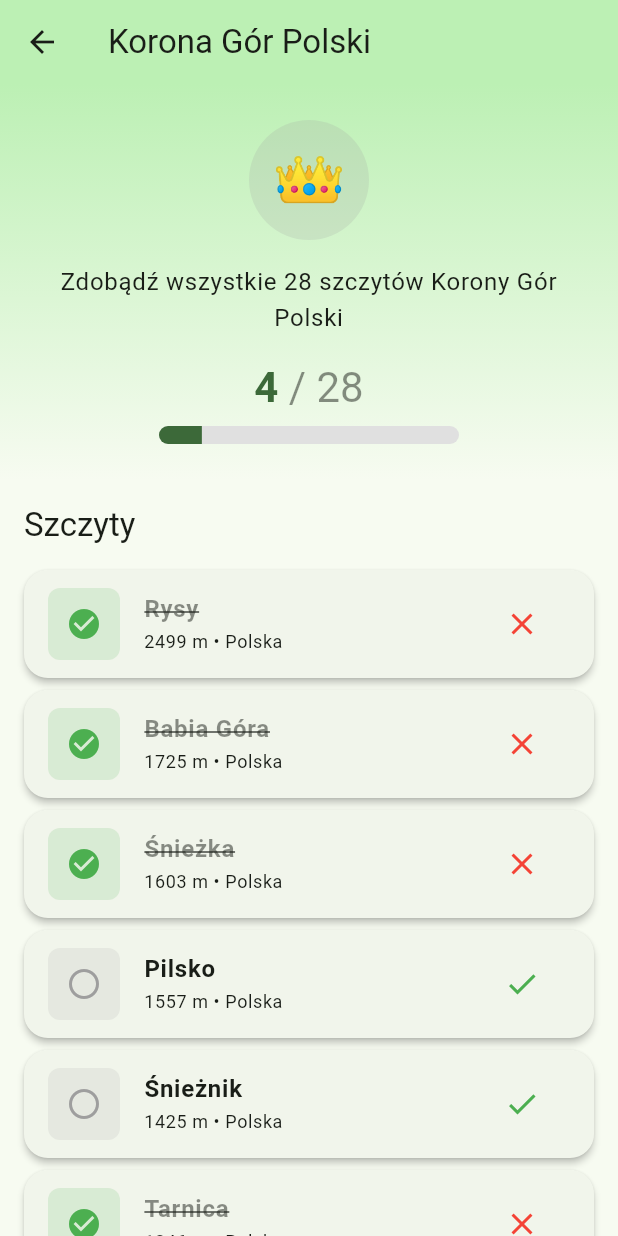
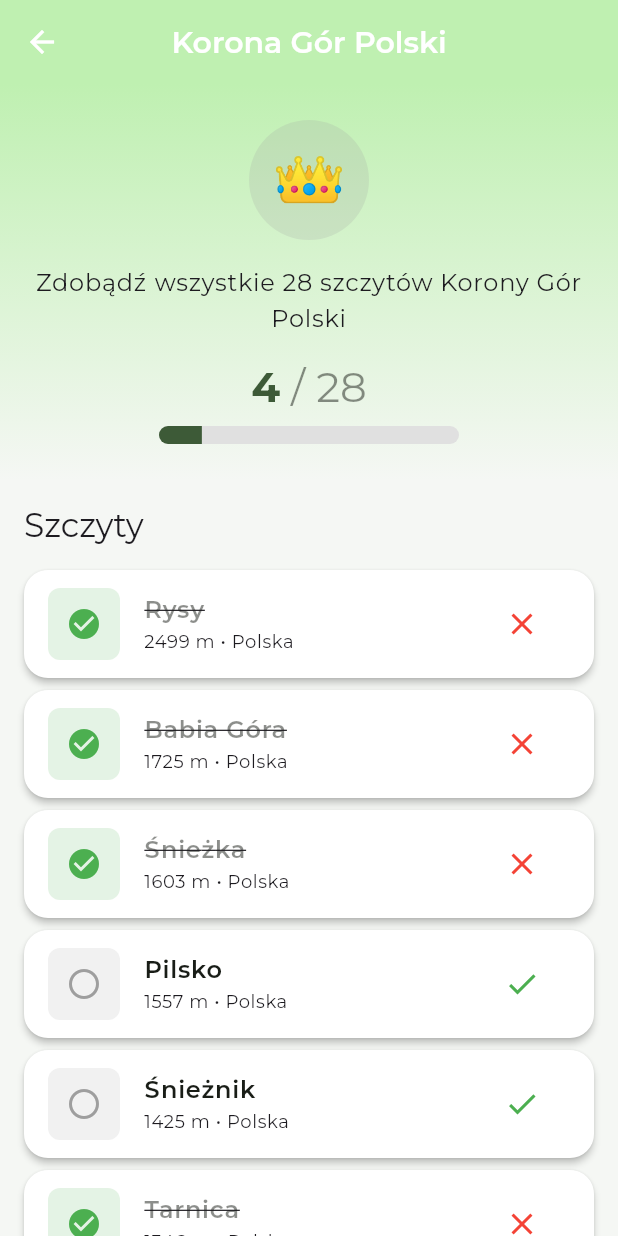
Before and after one commit to siemaxinh0/mountaindex, a Flutter app: the screen it shows after launch, after a tap on "Korona Gór Polski", on a phone screen of 412 x 824 dp. Run offline on Flutter 3.47's test engine with Material 3 defaults, Android fonts, the phone set to English and light mode, and no system bars; our stand-ins replace google_fonts; accounts and stored records are empty.

Commit message:
feat: graphic rework

```diff
--- a/lib/main.dart
+++ b/lib/main.dart
@@ -1,7 +1,49 @@
 import 'package:flutter/material.dart';
+import 'package:google_fonts/google_fonts.dart';
 import 'models/models.dart';
 import 'services/data_service.dart';
 
+// Brand colors
+const Color kPrimaryGreen = Color(0xFF3D5A37);
+const Color kPrimaryGreenLight = Color(0xFF4A6B42);
+const Color kBackgroundLight = Color(0xFFF5F7F4);
+const Color kSurfaceLight = Color(0xFFEEF2EC);
+
+// ===== APP LOGO WIDGET =====
+/// Placeholder for app logo - replace Image.asset path with actual logo
+class AppLogo extends StatelessWidget {
+  final double size;
+  final bool withBackground;
+
+  const AppLogo({
+    super.key,
+    this.size = 48,
+    this.withBackground = false,
+  });
+
+  @override
+  Widget build(BuildContext context) {
+    // TODO: Replace with actual logo asset
+    // return Image.asset('assets/images/logo.png', width: size, height: size);
+
+    final logoWidget = Container(
+      width: size,
+      height: size,
+      decoration: BoxDecoration(
+        color: withBackground ? kPrimaryGreen : Colors.transparent,
+        borderRadius: BorderRadius.circular(size * 0.2),
+      ),
+      child: Icon(
+        Icons.landscape,
+        size: size * 0.7,
+        color: withBackground ? Colors.white : kPrimaryGreen,
+      ),
+    );
+
+    return logoWidget;
+  }
+}
+
 void main() {
   runApp(const MountainindexApp());
 }
@@ -12,17 +54,32 @@ class MountainindexApp extends StatelessWidget {
   @override
   Widget build(BuildContext context) {
     return MaterialApp(
-      title: 'Mountainindex',
+      title: 'mountainindex',
       debugShowCheckedModeBanner: false,
       theme: ThemeData(
         colorScheme: ColorScheme.fromSeed(
-          seedColor: const Color(0xFF2E7D32),
+          seedColor: kPrimaryGreen,
           brightness: Brightness.light,
+          primary: kPrimaryGreen,
+          surface: kBackgroundLight,
         ),
         useMaterial3: true,
+        scaffoldBackgroundColor: kBackgroundLight,
+        textTheme: GoogleFonts.montserratTextTheme(),
         cardTheme: CardThemeData(
           elevation: 2,
           shape: RoundedRectangleBorder(borderRadius: BorderRadius.circular(16)),
+          color: Colors.white,
+        ),
+        appBarTheme: AppBarTheme(
+          backgroundColor: kPrimaryGreen,
+          foregroundColor: Colors.white,
+          centerTitle: true,
+          titleTextStyle: GoogleFonts.montserrat(
+            fontSize: 20,
+            fontWeight: FontWeight.w600,
+            color: Colors.white,
+          ),
         ),
       ),
       home: const HomeScreen(),
@@ -148,9 +205,18 @@ class _StatsScreenState extends State<StatsScreen> {
 
     return Scaffold(
       appBar: AppBar(
-        title: const Text('Mountainindex'),
+        title: Row(
+          mainAxisSize: MainAxisSize.min,
+          children: [
+            const AppLogo(size: 28),
+            const SizedBox(width: 10),
+            Text('mountainindex', style: GoogleFonts.montserrat(
+              fontWeight: FontWeight.w600,
+              letterSpacing: -0.5,
+            )),
+          ],
+        ),
         centerTitle: true,
-        backgroundColor: theme.colorScheme.primaryContainer,
       ),
       body: _loading
           ? const Center(child: CircularProgressIndicator())
@@ -231,7 +297,7 @@ class _WelcomeBanner extends StatelessWidget {
     final theme = Theme.of(context);
 
     return Card(
-      color: theme.colorScheme.primaryContainer,
+      color: kPrimaryGreen,
       clipBehavior: Clip.antiAlias,
       child: InkWell(
         onTap: onTap,
@@ -243,8 +309,8 @@ class _WelcomeBanner extends StatelessWidget {
                 tag: 'profile_avatar',
                 child: CircleAvatar(
                   radius: 30,
-                  backgroundColor: theme.colorScheme.primary,
-                  child: Text(user.initials, style: const TextStyle(color: Colors.white, fontSize: 20)),
+                  backgroundColor: Colors.white,
+                  child: const AppLogo(size: 36),
                 ),
               ),
               const SizedBox(width: 16),
@@ -252,16 +318,25 @@ class _WelcomeBanner extends StatelessWidget {
                 child: Column(
                   crossAxisAlignment: CrossAxisAlignment.start,
                   children: [
-                    Text('Witaj, ${user.name.split(' ').first}!', style: theme.textTheme.headlineSmall),
-                    Text(user.rank, style: theme.textTheme.bodyMedium?.copyWith(
-                      color: theme.colorScheme.onPrimaryContainer.withOpacity(0.7),
-                    )),
+                    Text(
+                      'Witaj, ${user.name.split(' ').first}!',
+                      style: theme.textTheme.headlineSmall?.copyWith(
+                        color: Colors.white,
+                        fontWeight: FontWeight.bold,
+                      ),
+                    ),
+                    Text(
+                      user.rank,
+                      style: theme.textTheme.bodyMedium?.copyWith(
+                        color: Colors.white.withOpacity(0.85),
+                      ),
+                    ),
                   ],
                 ),
               ),
               Icon(
                 Icons.chevron_right,
-                color: theme.colorScheme.onPrimaryContainer.withOpacity(0.5),
+                color: Colors.white.withOpacity(0.7),
               ),
             ],
           ),
@@ -714,7 +789,7 @@ class _UserProfileScreenState extends State<UserProfileScreen> {
           SliverAppBar(
             expandedHeight: 260,
             pinned: true,
-            backgroundColor: theme.colorScheme.primaryContainer,
+            backgroundColor: kPrimaryGreen,
             actions: [
               if (_isCurrentUser)
                 IconButton(
@@ -729,13 +804,13 @@ class _UserProfileScreenState extends State<UserProfileScreen> {
             ],
             flexibleSpace: FlexibleSpaceBar(
               background: Container(
-                decoration: BoxDecoration(
+                decoration: const BoxDecoration(
                   gradient: LinearGradient(
                     begin: Alignment.topCenter,
                     end: Alignment.bottomCenter,
                     colors: [
-                      theme.colorScheme.primary,
-                      theme.colorScheme.primaryContainer,
+                      kPrimaryGreen,
+                      kPrimaryGreenLight,
                     ],
                   ),
                 ),
@@ -745,7 +820,7 @@ class _UserProfileScreenState extends State<UserProfileScreen> {
                     child: Column(
                       mainAxisAlignment: MainAxisAlignment.center,
                       children: [
-                        // Avatar
+                        // Avatar with logo for current user
                         Hero(
                           tag: _isCurrentUser ? 'profile_avatar' : 'avatar_${user.id}',
                           child: Container(
@@ -760,9 +835,15 @@ class _UserProfileScreenState extends State<UserProfileScreen> {
                                 ),
                               ],
                             ),
-                            child: CircleAvatar(
+                            child: _isCurrentUser
+                                ? const CircleAvatar(
                                     radius: 50,
-                              backgroundColor: theme.colorScheme.secondary,
+                                    backgroundColor: Colors.white,
+                                    child: AppLogo(size: 60),
+                                  )
+                                : CircleAvatar(
+                                    radius: 50,
+                                    backgroundColor: kPrimaryGreenLight,
                                     child: Text(
                                       user.initials,
                                       style: const TextStyle(
--- a/pubspec.yaml
+++ b/pubspec.yaml
@@ -10,6 +10,7 @@ dependencies:
   flutter:
     sdk: flutter
   cupertino_icons: ^1.0.6
+  google_fonts: ^6.1.0
 
 dev_dependencies:
   flutter_test:
```
Also changed, not shown: pubspec.lock, 8 other files. Lines whose indentation alone changed are shown as unchanged.
